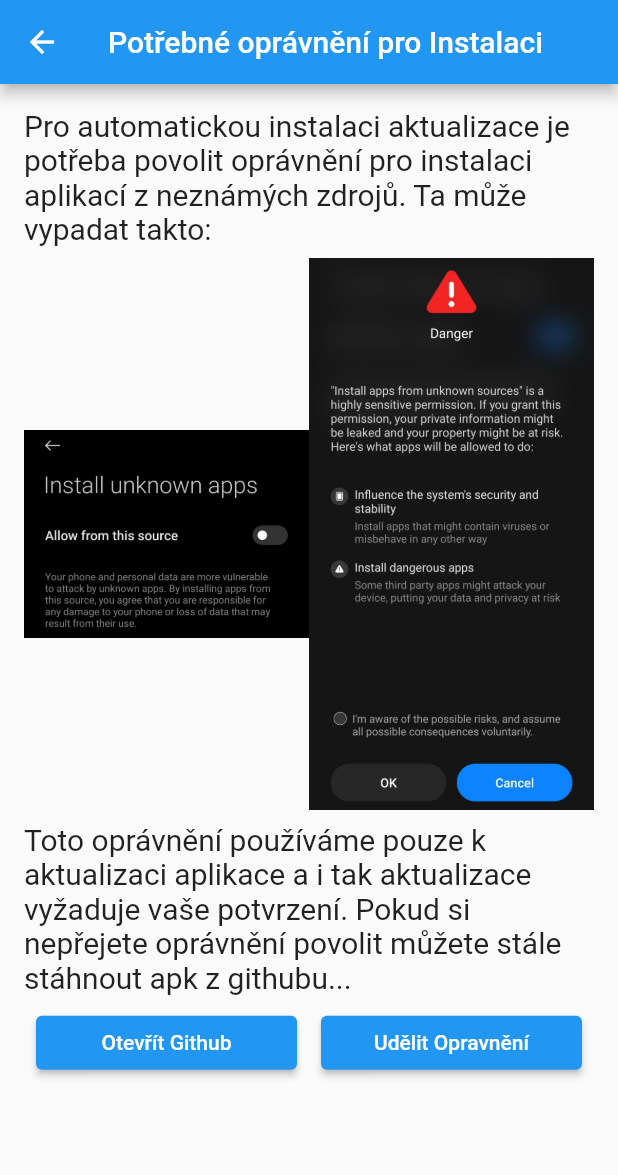
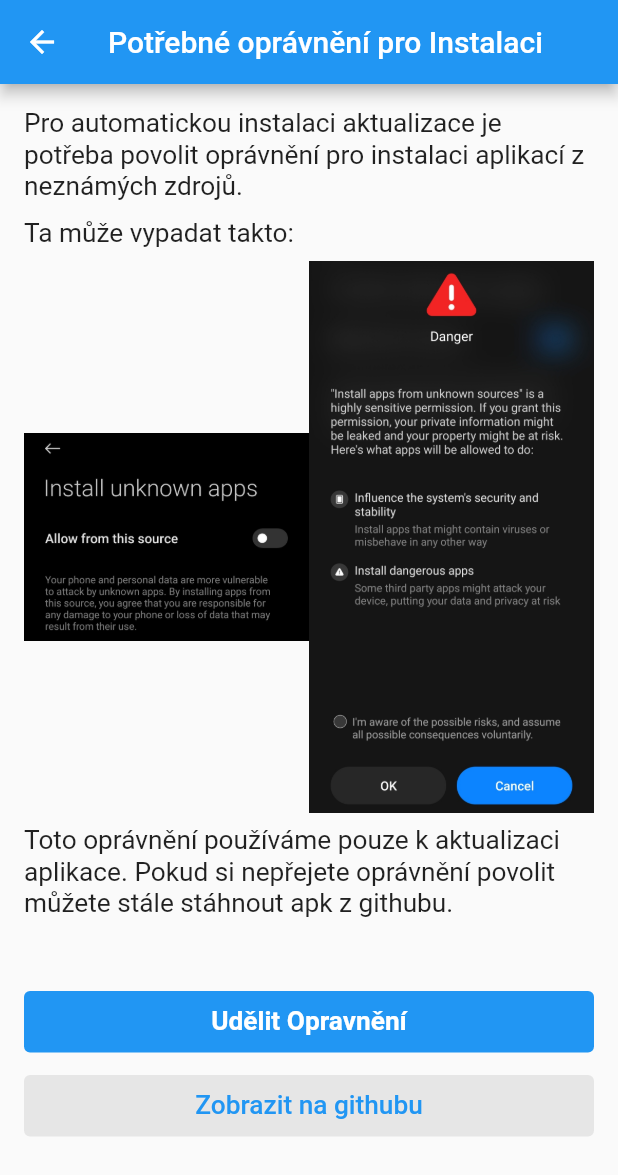
Before and after one commit to App-Elevate/AUT.aplikace-legacy, a Flutter app: the NeededInstallPermissionPage screen opened directly, on a phone screen of 412 x 824 dp. Shown: the top 1175 px of the screen. Run offline on Flutter 3.47's test engine with Material 2 defaults, Android fonts, the phone set to English and light mode, and no system bars; our stand-ins replace device_info_plus, dio, firebase_analytics, firebase_core, firebase_crashlytics, flutter_secure_storage and 6 more; missing offline and left inert: canteenlib, install_plugin, markdown; accounts and stored records are empty; network calls fail.

Commit message:
Needed install permissions page styling

```diff
--- a/lib/main.dart
+++ b/lib/main.dart
@@ -95,24 +95,21 @@ class LoggingInWidget extends StatelessWidget {
   @override
   Widget build(BuildContext context) {
     return FutureBuilder(
-      future: getLoginDataFromSecureStorage(),
+      future: SharedPreferences.getInstance(),
       builder: (context, snapshot) {
         if (snapshot.connectionState == ConnectionState.done) {
-          final loginData = snapshot.data as LoginData;
-          final isLoggedIn = loginData.currentlyLoggedIn;
+          final prefs = snapshot.data as SharedPreferences;
+          final isLoggedIn = prefs.getString('loggedIn') == '1';
           if (isLoggedIn) {
             return FutureBuilder(
-              future: initCanteen(hasToBeNew: true),
+              future: initCanteen(),
               builder: (context, snapshot) {
                 if (snapshot.hasError) {
                   if (snapshot.error == 'no internet') {
                     Future.delayed(Duration.zero, () => failedLoginDialog(context, 'Nemáte připojení k internetu', setHomeWidget));
                   } else if (snapshot.error == 'login failed') {
                     Future.delayed(Duration.zero, () => failedLoginDialog(context, 'Přihlášení selhalo', setHomeWidget));
-                  }else if (snapshot.error == 'bad url') {
-                    Future.delayed(Duration.zero, () => failedLoginDialog(context, 'Nemáte připojení k internetu', setHomeWidget));
-                  }
-                   else {
+                  } else {
                     return LoginScreen(setHomeWidget: setHomeWidget);
                   }
                   return const LoadingLoginPage(textWidget: Text('Přihlašování...'));
--- a/lib/pages/needed_install_permission.dart
+++ b/lib/pages/needed_install_permission.dart
@@ -10,10 +10,22 @@ class NeededInstallPermissionPage extends StatelessWidget {
         title: const Text('Potřebné oprávnění pro Instalaci'),
       ),
       body: Padding(
-        padding: const EdgeInsets.all(16),
-        child: SingleChildScrollView(
-          child: Column(children: [
-            const Text('Pro automatickou instalaci aktualizace je potřeba povolit oprávnění pro instalaci aplikací z neznámých zdrojů. Ta může vypadat takto:', style: TextStyle(fontSize: 20),),
+        padding: const EdgeInsets.fromLTRB(16, 16, 16, 60),
+        child: Column(
+          mainAxisAlignment: MainAxisAlignment.spaceBetween,
+          crossAxisAlignment: CrossAxisAlignment.start,
+          children: [
+            const Text(
+              'Pro automatickou instalaci aktualizace je potřeba povolit oprávnění pro instalaci aplikací z neznámých zdrojů.',
+              style: TextStyle(fontSize: 17.5),
+            ),
+            const Padding(
+              padding: EdgeInsets.only(top: 10),
+              child: Text(
+                "Ta může vypadat takto:",
+                style: TextStyle(fontSize: 17.5),
+              ),
+            ),
             Padding(
               padding: const EdgeInsets.fromLTRB(0, 8, 0, 8),
               child: Row(
@@ -23,28 +35,65 @@ class NeededInstallPermissionPage extends StatelessWidget {
                 ],
               ),
             ),
-            const Text('Toto oprávnění používáme pouze k aktualizaci aplikace a i tak aktualizace vyžaduje vaše potvrzení. Pokud si nepřejete oprávnění povolit můžete stále stáhnout apk z githubu...', style: TextStyle(fontSize: 20),),
-            Row(
-              children: [
-                Expanded(child: Padding(
-                  padding: const EdgeInsets.all(8.0),
-                  child: ElevatedButton(onPressed: () {
-                      launchUrl(
-                      Uri.parse("https://github.com/tpkowastaken/autojidelna/releases/tag/v${releaseInfo.latestVersion}"),
-                      mode: LaunchMode.externalApplication);
-                    Navigator.of(context).pop();
-                  }, child: const Text('Otevřít Github')),
-                )),
-                Expanded(child: Padding(
-                  padding: const EdgeInsets.all(8.0),
-                  child: ElevatedButton(onPressed: () {
-                    Navigator.of(context).pop();
-                    Permission.requestInstallPackages.request();
-                    }, child: const Text('Udělit Opravnění')),
-                ))
-              ],
+            const Text(
+              'Toto oprávnění používáme pouze k aktualizaci aplikace. Pokud si nepřejete oprávnění povolit můžete stále stáhnout apk z githubu.',
+              style: TextStyle(fontSize: 17.5),
+            ),
+            Padding(
+              padding: const EdgeInsets.only(top: 40.0),
+              child: Column(
+                children: [
+                  Padding(
+                    padding: const EdgeInsets.fromLTRB(0, 4, 0, 4),
+                    child: SizedBox(
+                      width: 550,
+                      child: TextButton(
+                        style: TextButton.styleFrom(
+                          fixedSize: const Size.fromWidth(500),
+                          padding: const EdgeInsets.symmetric(vertical: 10),
+                          backgroundColor: Colors.blue,
+                        ),
+                        child: const Text(
+                          'Udělit Opravnění',
+                          style: TextStyle(
+                            color: Colors.white,
+                            fontWeight: FontWeight.bold,
+                            fontSize: 17.5,
+                          ),
+                        ),
+                        onPressed: () {
+                          Navigator.of(context).pop();
+                          Permission.requestInstallPackages.request();
+                        },
+                      ),
+                    ),
+                  ),
+                  Padding(
+                    padding: const EdgeInsets.fromLTRB(0, 4, 0, 4),
+                    child: TextButton(
+                      style: TextButton.styleFrom(
+                        fixedSize: const Size.fromWidth(550),
+                        padding: const EdgeInsets.symmetric(vertical: 10),
+                        //color based on brightness
+                        backgroundColor: MediaQuery.of(context).platformBrightness == Brightness.dark
+                            ? const Color.fromARGB(20, 255, 255, 255)
+                            : const Color.fromARGB(20, 0, 0, 0),
+                      ),
+                      child: const Text(
+                        'Zobrazit na githubu',
+                        style: TextStyle(fontSize: 17.5),
+                      ),
+                      onPressed: () {
+                        launchUrl(Uri.parse("https://github.com/tpkowastaken/autojidelna/releases/tag/v${releaseInfo.latestVersion}"),
+                            mode: LaunchMode.externalApplication);
+                        Navigator.of(context).pop();
+                      },
+                    ),
+                  ),
+                ],
+              ),
             )
-          ]),
+          ],
         ),
       ),
     );
```
